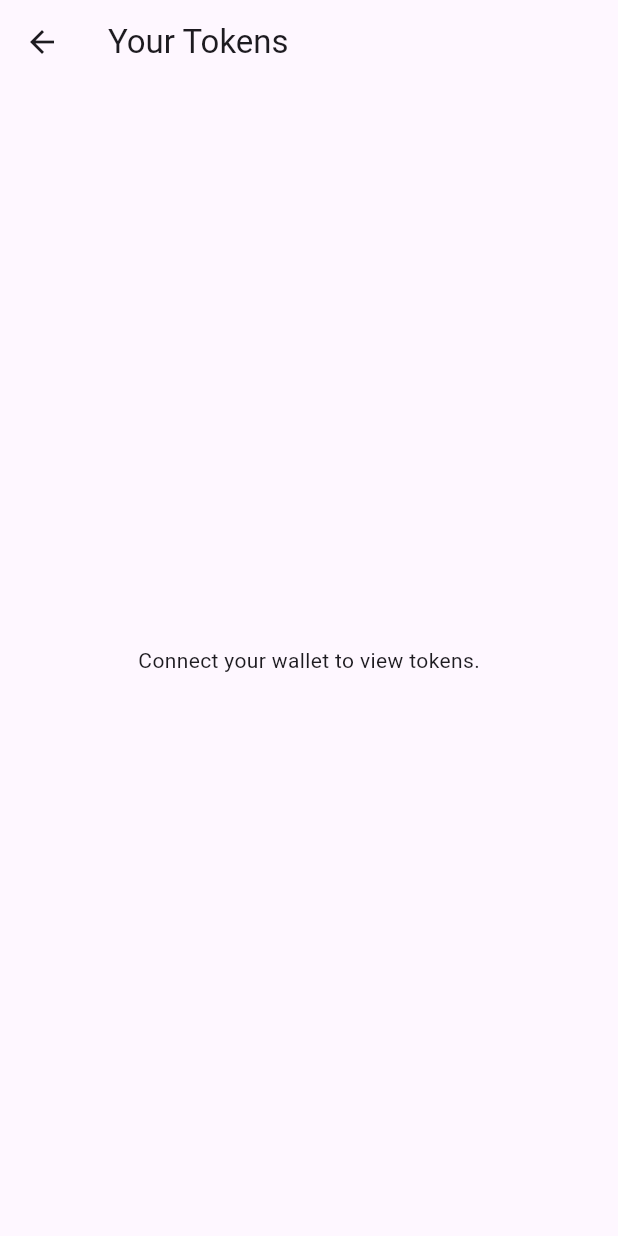
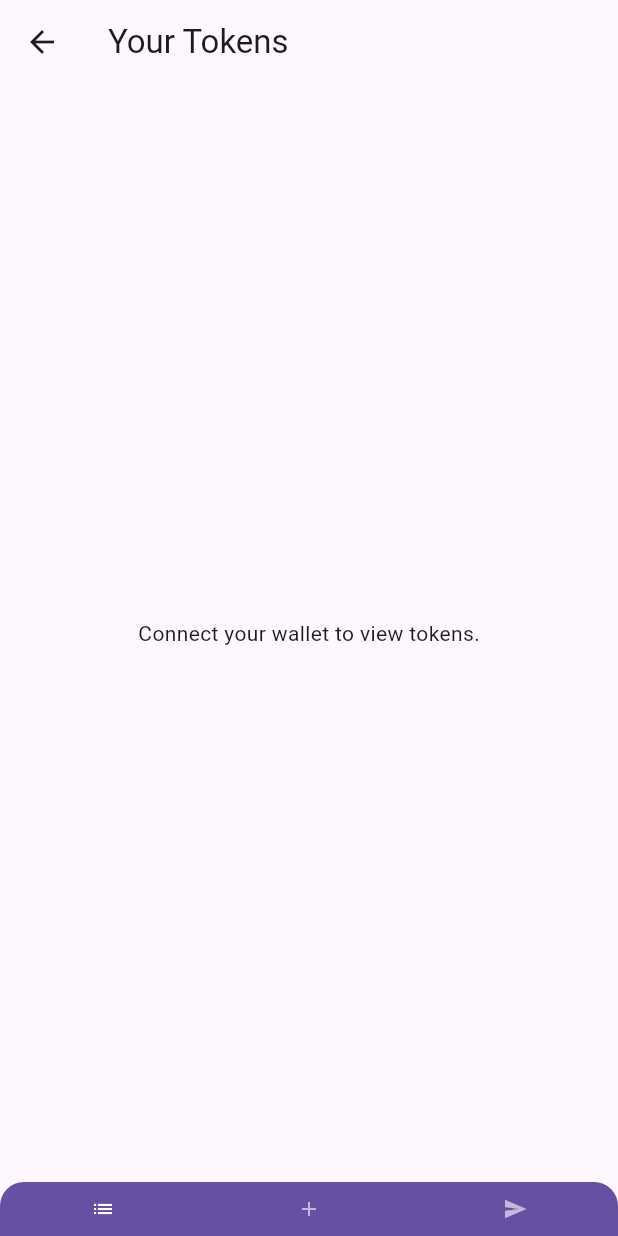
Before and after one commit to emfarih/learn_solana, a Flutter app: the TokenListScreen screen opened directly, on a phone screen of 412 x 824 dp. Run offline on Flutter 3.47's test engine with Material 3 defaults, Android fonts, the phone set to English and light mode, and no system bars; missing offline and left inert: solana_wallet_adapter, solana_web3.

Commit message:
normalize color and define new token screen

```diff
--- a/02_tokens_and_nfts/06_token_and_nft/lib/main.dart
+++ b/02_tokens_and_nfts/06_token_and_nft/lib/main.dart
@@ -88,7 +88,7 @@ class _MainNavigationState extends State<MainNavigation> {
           ),
         ],
         currentIndex: _selectedIndex,
-        selectedItemColor: Colors.blueAccent,
+        selectedItemColor: Theme.of(context).primaryColor,
         onTap: _onItemTapped,
         // Disable feedback when wallet is not connected
         enableFeedback: walletProvider.isConnected,
--- a/02_tokens_and_nfts/06_token_and_nft/lib/screen/token_list_screen.dart
+++ b/02_tokens_and_nfts/06_token_and_nft/lib/screen/token_list_screen.dart
@@ -3,29 +3,97 @@ import 'package:provider/provider.dart';
 import 'package:token_and_nft/model/token_account_response.dart';
 import 'package:token_and_nft/wallet_provider.dart';
 
-class TokenListScreen extends StatelessWidget {
+class TokenListScreen extends StatefulWidget {
   const TokenListScreen({super.key});
+
+  @override
+  // ignore: library_private_types_in_public_api
+  _TokenListScreenState createState() => _TokenListScreenState();
+}
+
+class _TokenListScreenState extends State<TokenListScreen> {
+  int _selectedIndex = 0; // To keep track of the selected tab
+
+  // List of screens for the bottom navigation
+  final List<Widget> _screens = [
+    const TokenListPage(), // List tokens screen
+    const CreateTokenMintPage(), // Create token mint screen
+    const SendTokenPage(), // Send token screen
+  ];
+
+  void _onItemTapped(int index) {
+    setState(() {
+      _selectedIndex = index;
+    });
+  }
+
+  @override
+  Widget build(BuildContext context) {
+    return Scaffold(
+      appBar: AppBar(
+        title: const Text('Your Tokens'),
+      ),
+      body: _screens[_selectedIndex], // Show the selected screen
+      bottomNavigationBar: Container(
+        height: 36, // Adjust the height to half of the default
+        decoration: BoxDecoration(
+          color: Theme.of(context).primaryColor, // Default blue background
+          borderRadius: BorderRadius.only(
+            topLeft: Radius.circular(16),
+            topRight: Radius.circular(16),
+          ),
+        ),
+        child: BottomNavigationBar(
+          currentIndex: _selectedIndex,
+          onTap: _onItemTapped,
+          items: const <BottomNavigationBarItem>[
+            BottomNavigationBarItem(
+              icon: Icon(Icons.list),
+              label: '', // Hide text label
+            ),
+            BottomNavigationBarItem(
+              icon: Icon(Icons.add),
+              label: '', // Hide text label
+            ),
+            BottomNavigationBarItem(
+              icon: Icon(Icons.send),
+              label: '', // Hide text label
+            ),
+          ],
+          type: BottomNavigationBarType.fixed,
+          selectedItemColor: Colors.white, // Default blue theme selected color
+          unselectedItemColor:
+              Colors.white60, // Default blue theme unselected color
+          backgroundColor: Colors
+              .transparent, // Transparent background as container handles color
+          elevation: 0, // No shadow
+          iconSize: 16, // Smaller icons (default is around 30)
+          selectedFontSize: 0, // Hide the selected label
+          unselectedFontSize: 0, // Hide the unselected label
+          showUnselectedLabels: false, // Don't show unselected labels
+          showSelectedLabels: false, // Don't show selected labels
+        ),
+      ),
+    );
+  }
+}
+
+class TokenListPage extends StatelessWidget {
+  const TokenListPage({super.key});
 
   @override
   Widget build(BuildContext context) {
     final walletProvider = Provider.of<WalletProvider>(context);
 
-    return Scaffold(
-      appBar: AppBar(
-        title: const Text('Your Tokens'),
-      ),
-      body: walletProvider.isConnected
+    return walletProvider.isConnected
         ? FutureBuilder<TokenAccountResponse>(
-              future: walletProvider
-                  .getTokenAccounts(), // Fetch token accounts with metadata
+            future: walletProvider.getTokenAccounts(),
             builder: (context, snapshot) {
               if (snapshot.connectionState == ConnectionState.waiting) {
                 return const Center(child: CircularProgressIndicator());
               }
               if (snapshot.hasError) {
-                  return Center(
-                    child: Text('Error: ${snapshot.error}'),
-                  );
+                return Center(child: Text('Error: ${snapshot.error}'));
               }
 
               final tokenAccounts = snapshot.data?.accounts ?? [];
@@ -60,7 +128,6 @@ class TokenListScreen extends StatelessWidget {
                       ),
                       isThreeLine: true,
                       onTap: () {
-                          // Handle tap for more details
                         showDialog(
                           context: context,
                           builder: (context) {
@@ -89,8 +156,7 @@ class TokenListScreen extends StatelessWidget {
                               ),
                               actions: [
                                 TextButton(
-                                    onPressed: () =>
-                                        Navigator.of(context).pop(),
+                                  onPressed: () => Navigator.of(context).pop(),
                                   child: const Text('Close'),
                                 ),
                               ],
@@ -104,7 +170,24 @@ class TokenListScreen extends StatelessWidget {
               );
             },
           )
-          : const Center(child: Text('Connect your wallet to view tokens.')),
-    );
+        : const Center(child: Text('Connect your wallet to view tokens.'));
   }
 }
+
+class CreateTokenMintPage extends StatelessWidget {
+  const CreateTokenMintPage({super.key});
+
+  @override
+  Widget build(BuildContext context) {
+    return const Center(child: Text('Create Token Mint Screen'));
+  }
+}
+
+class SendTokenPage extends StatelessWidget {
+  const SendTokenPage({super.key});
+
+  @override
+  Widget build(BuildContext context) {
+    return const Center(child: Text('Send Token Screen'));
+  }
+}
--- a/02_tokens_and_nfts/06_token_and_nft/lib/wallet_provider.dart
+++ b/02_tokens_and_nfts/06_token_and_nft/lib/wallet_provider.dart
@@ -204,8 +204,6 @@ class WalletProvider with ChangeNotifier {
   }
 
   Future<TokenMetadata?> fetchTokenMetadata(String mintAddress) async {
-    final metadataProgramId =
-        "metaqbxxUerdq28cj1RbAWkYQm3ybzjb6a8bt518x1s"; // Metaplex Token Metadata Program ID
     final metadataAccount = await getMetadataAccount(mintAddress);
 
     print('Fetching metadata for Mint Address: $mintAddress');
```
Also changed, not shown: 02_tokens_and_nfts/06_token_and_nft/lib/screen/home_screen.dart (+4 -21 lines). Lines whose indentation alone changed are shown as unchanged.
